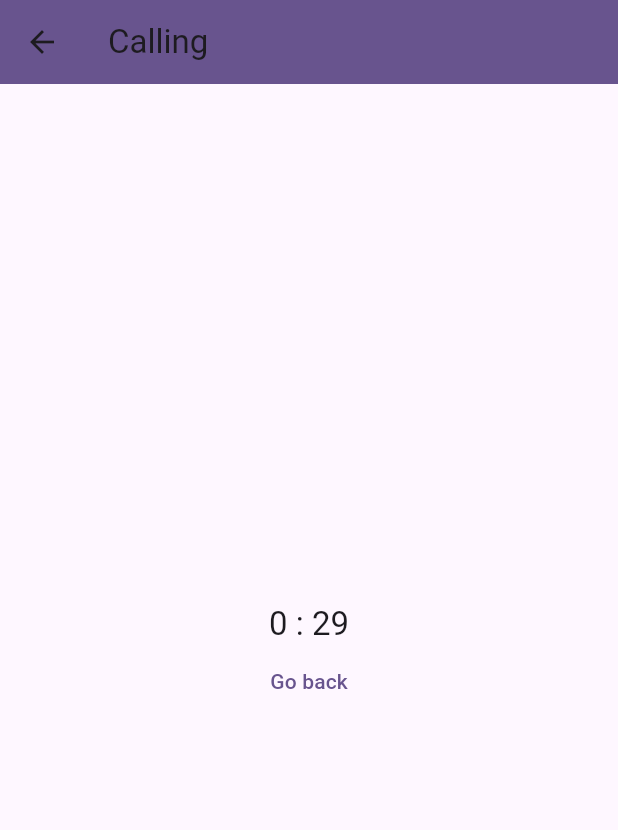
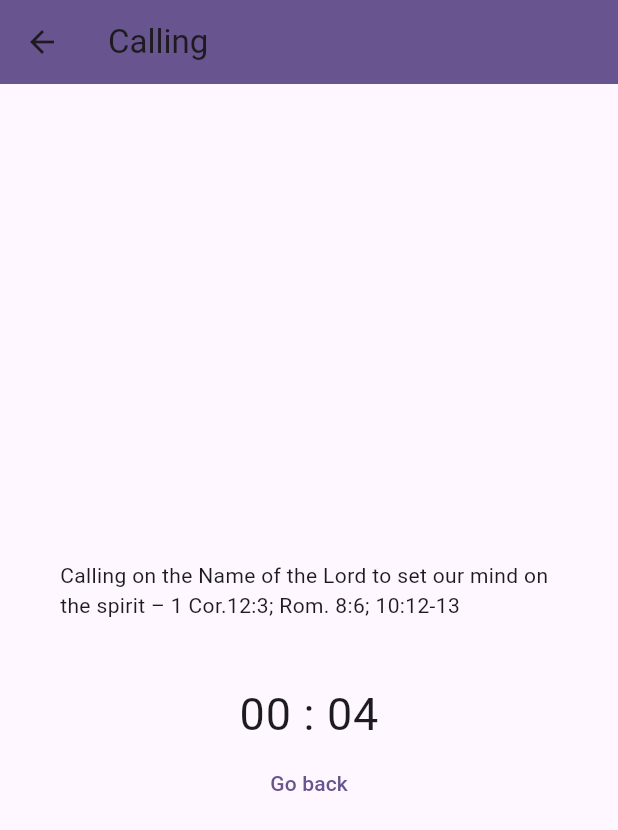
Before and after one commit to yacob89/newsevenminuteswiththelord, a Flutter app: the screen it shows after launch, after a tap on "Start", on a phone screen of 412 x 824 dp. Shown: the top 830 px of the screen. Run offline on Flutter 3.47's test engine with Material 2 defaults, Android fonts, the phone set to English and light mode, and no system bars; our stand-ins replace google_fonts.

Commit message:
feat: added activity description

```diff
--- a/lib/activity.dart
+++ b/lib/activity.dart
@@ -14,6 +14,7 @@ class _ActivityState extends State<Activity> {
   int _secondsRemaining = defaultCallingTime;
   var activityName = ActivityStep.calling;
   String activityTitle = callingName;
+  String activityDescription = callingDescription;
 
   @override
   void initState() {
@@ -27,42 +28,49 @@ class _ActivityState extends State<Activity> {
         _secondsRemaining = defaultPrayingTime;
         activityTitle = prayingName;
         activityName = ActivityStep.praying;
+        activityDescription = prayingDescription;
         return;
       }
       if (_secondsRemaining <= 0 && activityName == ActivityStep.praying) {
         _secondsRemaining = defaultPrayReadingTime;
         activityTitle = prayReadingName;
         activityName = ActivityStep.prayreading;
+        activityDescription = prayReadingDescription;
         return;
       }
       if (_secondsRemaining <= 0 && activityName == ActivityStep.prayreading) {
         _secondsRemaining = defaultConfessionTime;
         activityTitle = confessionName;
         activityName = ActivityStep.confession;
+        activityDescription = confessionDescription;
         return;
       }
       if (_secondsRemaining <= 0 && activityName == ActivityStep.confession) {
         _secondsRemaining = defaultConsecrationTime;
         activityTitle = consecrationName;
         activityName = ActivityStep.consecration;
+        activityDescription = consecrationDescription;
         return;
       }
       if (_secondsRemaining <= 0 && activityName == ActivityStep.consecration) {
         _secondsRemaining = defaultThanksgivingTime;
         activityTitle = thanksgivingName;
         activityName = ActivityStep.thanksgiving;
+        activityDescription = thanksgivingDescription;
         return;
       }
       if (_secondsRemaining <= 0 && activityName == ActivityStep.thanksgiving) {
         _secondsRemaining = defaultPetitionTime;
         activityTitle = petitionName;
         activityName = ActivityStep.petition;
+        activityDescription = petitionDescription;
         return;
       }
       if (_secondsRemaining <= 0 && activityName == ActivityStep.petition) {
-        _timer?.cancel();
         activityTitle = "Seven Minutes With The Lord";
         activityName = ActivityStep.ending;
+        activityDescription = petitionDescription;
+        _timer?.cancel();
         return;
       }
 
@@ -88,8 +96,12 @@ class _ActivityState extends State<Activity> {
           child: Column(
             mainAxisAlignment: MainAxisAlignment.center,
             children: [
-              Text("${_secondsRemaining ~/ 60} : ${_secondsRemaining % 60}",
-                  style: Theme.of(context).textTheme.titleLarge),
+              Container(
+                  margin: const EdgeInsets.all(40.0),
+                  child: Text(activityDescription)),
+              Text(
+                  "${(_secondsRemaining ~/ 60).toString().padLeft(2, '0')} : ${(_secondsRemaining % 60).toString().padLeft(2, '0')}",
+                  style: Theme.of(context).textTheme.bodyLarge),
               TextButton(
                 onPressed: () {
                   // Pop the current route from the navigator stack.
--- a/lib/logic.dart
+++ b/lib/logic.dart
@@ -21,13 +21,13 @@ enum ActivityStep {
   ending
 }
 
-int defaultCallingTime = 30;
-int defaultPrayingTime = 60;
-int defaultPrayReadingTime = 150;
-int defaultConfessionTime = 60;
-int defaultConsecrationTime = 30;
-int defaultThanksgivingTime = 30;
-int defaultPetitionTime = 60;
+int defaultCallingTime = 5; //30;
+int defaultPrayingTime = 5; //60;
+int defaultPrayReadingTime = 5; //150;
+int defaultConfessionTime = 5; //60;
+int defaultConsecrationTime = 5; //30;
+int defaultThanksgivingTime = 5; //30;
+int defaultPetitionTime = 5; //60;
 
 String callingName = "Calling";
 String prayingName = "Praying";
@@ -36,3 +36,19 @@ String confessionName = "Confession";
 String consecrationName = "Consecration";
 String thanksgivingName = "Thanksgiving";
 String petitionName = "Petition";
+
+String callingDescription =
+    "Calling on the Name of the Lord to set our mind on the spirit – 1 Cor.12:3; Rom. 8:6; 10:12-13";
+String prayingDescription =
+    "Opening our heart, softening our heart and emptying ourselves. Telling Him that we love Him – 2 Cor. 3:16; Psa. 62:8";
+String prayReadingDescription =
+    "Using our exercised spirit to pray over a verse or two. Turning the verses into a personal prayer – Eph. 6:17-18; 2 Tim. 3:16";
+String confessionDescription =
+    "Confessing the sins and offenses on our conscience and removing all blockages to fellowship. Asking for forgiveness and cleansing – 1 John 1:7, 9; Psa. 66:18; Isa. 59:1-2";
+String consecrationDescription =
+    "Presenting ourselves to the Lord afresh, giving Him the full ground in us – Rom. 12:1-2; 6:13,19; Mark 12:30";
+String thanksgivingDescription =
+    "Giving thanks for all things; for all the persons, situations and things in your life and praising Him – Eph. 5:20; 1 Thes. 5:18";
+String petitionDescription =
+    "Asking the Lord for needs, growth and persons that need salvation – 1 Tim. 2:1: Eph. 6:18; Matt. 7:7; Psa. 143:8";
+String endingDescription = "Continue to contact The Lord from time to time.";
```
